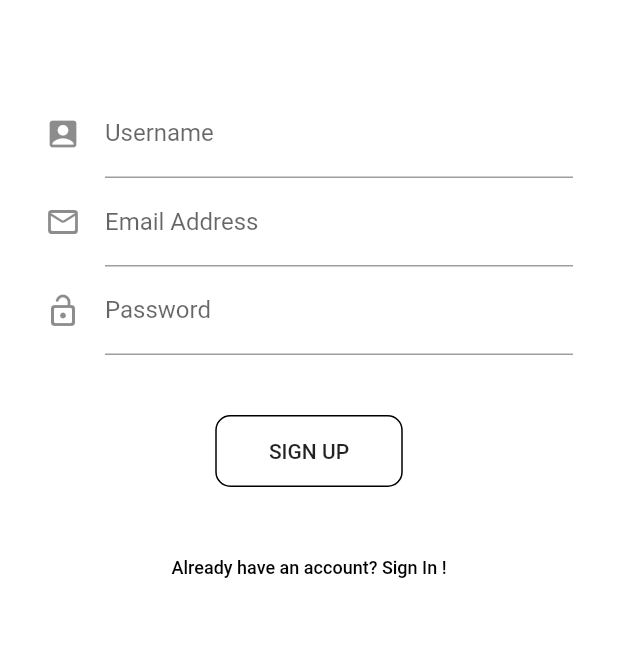
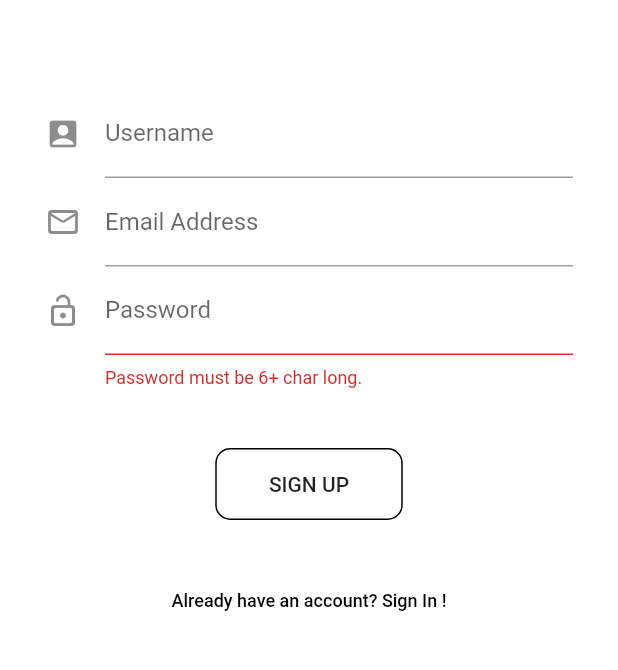
Before and after one commit to 5CYTH3/creaplace, a Flutter app: the screen it shows after launch, after a tap on "SIGN UP", on a phone screen of 412 x 824 dp, the part 461-1131 px from its top. Run offline on Flutter 3.47's test engine with Material 2 defaults, Android fonts, the phone set to English and light mode, and no system bars; our stand-ins replace cloud_firestore, firebase_auth, firebase_core, form_field_validator, google_fonts, image_picker; accounts and stored records are empty; network calls fail.

Commit message:
🎏 Trying to verify if a user is already existing or not. + Implement name firestore support.

```diff
--- a/lib/controllers/auth_service.dart
+++ b/lib/controllers/auth_service.dart
@@ -27,13 +27,10 @@ class AuthService {
   }
 
   Future registerEmailPassword(String email, String password) async {
-    try {
       UserCredential resultUserCred = _auth.createUserWithEmailAndPassword(email: email, password: password) as UserCredential;
       User? user = resultUserCred.user;
       return _appUser(user);
-    } catch (e) {
-      print(e.toString);
-    }
+
 
   }
 
--- a/lib/controllers/database_service.dart
+++ b/lib/controllers/database_service.dart
@@ -12,9 +12,16 @@ class DatabaseService {
   final CollectionReference userCollection = FirebaseFirestore.instance.collection("user");
 
   Future<void> saveUser(String name) async {
-    return await userCollection.doc(uid).set({
+    userCollection.add({
+      'name': name,
+      'uid': uid
+    });
+
+    return;
+  }
+
+  /* doc(uid).set({
       'name': name,
     });
-  }
-
+  */
 }
--- a/lib/views/auth_screen.dart
+++ b/lib/views/auth_screen.dart
@@ -1,6 +1,9 @@
 import 'package:creaplace/controllers/auth_service.dart';
 import 'package:creaplace/controllers/database_service.dart';
+import 'package:firebase_auth/firebase_auth.dart';
 import 'package:flutter/material.dart';
+import 'package:flutter/services.dart';
+import 'package:form_field_validator/form_field_validator.dart';
 import 'package:google_fonts/google_fonts.dart';
 
 
@@ -41,7 +44,7 @@ class _AuthScreenBodyState extends State<AuthScreenBody> {
     });
   }
 
-
+  GlobalKey<FormState> _formKey = GlobalKey<FormState>();
 
   @override
   Widget build(BuildContext context) {
@@ -53,6 +56,7 @@ class _AuthScreenBodyState extends State<AuthScreenBody> {
         child: Padding(
           padding: const EdgeInsets.all(30.0),
           child: Form(
+            key: _formKey,
             child: Column(
               mainAxisAlignment: MainAxisAlignment.center,
               crossAxisAlignment: CrossAxisAlignment.center,
@@ -86,6 +90,9 @@ class _AuthScreenBodyState extends State<AuthScreenBody> {
                   ),
                 ),
                 TextFormField(
+                  validator: MultiValidator([
+                    EmailValidator(errorText: "Not a valid email."),
+                  ]),
                   controller: emailController,
                   decoration: InputDecoration(
                     labelText: "Email Address",
@@ -94,6 +101,7 @@ class _AuthScreenBodyState extends State<AuthScreenBody> {
                   ),
                 ),
                 TextFormField(
+                  validator: MinLengthValidator(6, errorText: "Password must be 6+ char long."),
                   controller: passwordController,
                   decoration: InputDecoration(
                     labelText: "Password",
@@ -103,14 +111,32 @@ class _AuthScreenBodyState extends State<AuthScreenBody> {
                 SizedBox(height: 40.0,),
                 MaterialButton(
                   onPressed: () async {
+                        if(_formKey.currentState!.validate()) {
+
+                        }
 
                     var email = emailController.value.text;
                     var password = passwordController.value.text;
 
-                    dynamic result = showSignIn ?
-                      await _auth.signInEmailPassword(email, password) :
-                      await _auth.registerEmailPassword(email, password);
-                      await DatabaseService().saveUser(nameController.value.text);
+                    if(showSignIn == true) {
+                      await _auth.signInEmailPassword(email, password);
+
+                    } else {
+                      try {
+                        await _auth.registerEmailPassword(email, password);
+                        await DatabaseService().saveUser(nameController.value.text);
+                      } on FirebaseAuthException catch(e) {
+                        print("YES, RIGHT ERROR");
+
+                        if(e.code == 'email-already-in-use') {
+                          ScaffoldMessenger.of(context).showSnackBar(SnackBar(content: Text("Email already in use !")));
+                          print("YES, RIGHT ERROR");
+                        }
+
+                      } catch (e) {
+                        print(e);
+                      }
+                    }
 
                   },
                   child: showSignIn ? Text("SIGNIN") : Text("SIGN UP"),
--- a/pubspec.yaml
+++ b/pubspec.yaml
@@ -13,6 +13,7 @@ dependencies:
   cupertino_icons: ^1.0.2
   firebase_auth: ^3.0.1
   firebase_core: ^1.4.0
+  form_field_validator: ^1.1.0
   google_fonts: ^2.1.0
   image_picker: ^0.8.2
   provider: ^5.0.0
```
Also changed, not shown: pubspec.lock, 1 other file.
